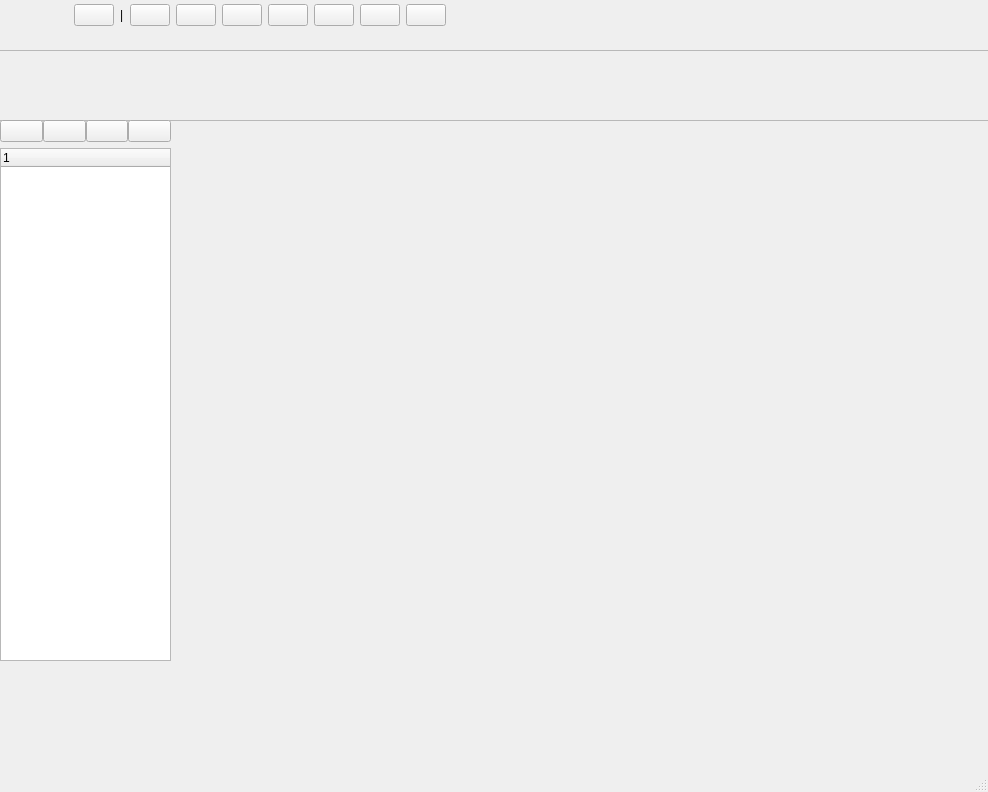
Above: home/MainWindowHome.ui from jingjing1989/YouYoQt before the change. Below: the same form after it.
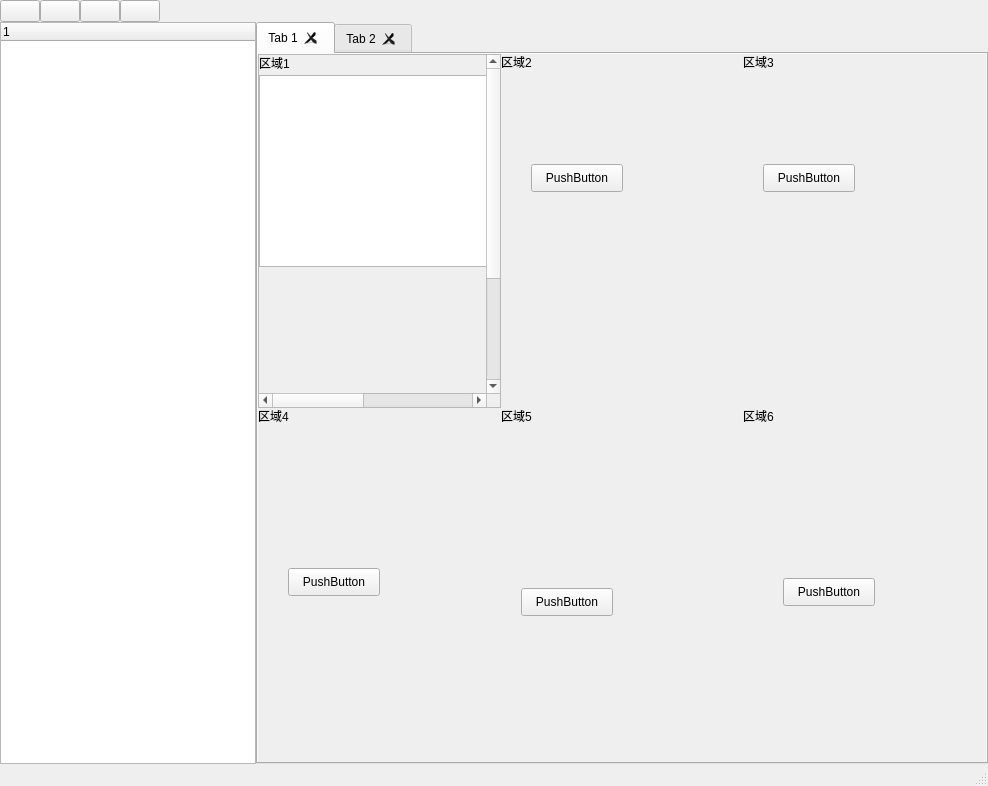
That is the form after the change. Custom widgets are drawn as their Qt base class.

Diff of the .ui file:
```diff
--- a/home/MainWindowHome.ui
+++ b/home/MainWindowHome.ui
@@ -7,67 +7,42 @@
     <x>0</x>
     <y>0</y>
     <width>988</width>
-    <height>792</height>
+    <height>786</height>
    </rect>
   </property>
   <property name="windowTitle">
    <string>MainWindow</string>
   </property>
   <widget class="QWidget" name="centralwidget">
-   <widget class="QFrame" name="topBar">
-    <property name="geometry">
-     <rect>
-      <x>-2</x>
-      <y>50</y>
-      <width>991</width>
-      <height>71</height>
-     </rect>
+   <layout class="QGridLayout" name="gridLayout">
+    <property name="leftMargin">
+     <number>0</number>
     </property>
-    <property name="sizePolicy">
-     <sizepolicy hsizetype="Expanding" vsizetype="Preferred">
-      <horstretch>0</horstretch>
-      <verstretch>0</verstretch>
-     </sizepolicy>
+    <property name="topMargin">
+     <number>0</number>
     </property>
-    <property name="font">
-     <font>
-      <family>Agency FB</family>
-     </font>
+    <property name="rightMargin">
+     <number>0</number>
     </property>
-    <property name="frameShape">
-     <enum>QFrame::StyledPanel</enum>
+    <property name="bottomMargin">
+     <number>0</number>
     </property>
-    <property name="frameShadow">
-     <enum>QFrame::Raised</enum>
+    <property name="spacing">
+     <number>0</number>
     </property>
+    <item row="0" column="0">
     <layout class="QHBoxLayout" name="horizontalLayout_2">
-     <item>
-      <widget class="MyTitleBar" name="widget" native="true">
-       <property name="sizePolicy">
-        <sizepolicy hsizetype="Expanding" vsizetype="Preferred">
-         <horstretch>0</horstretch>
-         <verstretch>0</verstretch>
-        </sizepolicy>
-       </property>
-      </widget>
-     </item>
-    </layout>
-   </widget>
-   <widget class="QWidget" name="verticalLayoutWidget">
-    <property name="geometry">
-     <rect>
-      <x>0</x>
-      <y>120</y>
-      <width>171</width>
-      <height>541</height>
-     </rect>
-    </property>
-    <layout class="QVBoxLayout" name="verticalLayout">
+      <property name="spacing">
+       <number>0</number>
+      </property>
      <item>
       <layout class="QHBoxLayout" name="horizontalLayout_lefttop">
        <property name="spacing">
         <number>0</number>
        </property>
+        <property name="sizeConstraint">
+         <enum>QLayout::SetDefaultConstraint</enum>
+        </property>
        <item>
         <widget class="QPushButton" name="shrinkButton">
          <property name="text">
@@ -117,7 +92,30 @@
       </layout>
      </item>
      <item>
+       <widget class="MyTitleBar" name="widget" native="true">
+        <property name="sizePolicy">
+         <sizepolicy hsizetype="Expanding" vsizetype="Preferred">
+          <horstretch>0</horstretch>
+          <verstretch>0</verstretch>
+         </sizepolicy>
+        </property>
+       </widget>
+      </item>
+     </layout>
+    </item>
+    <item row="1" column="0">
+     <layout class="QHBoxLayout" name="horizontalLayout">
+      <property name="spacing">
+       <number>0</number>
+      </property>
+      <item>
       <widget class="MyLeftBar" name="treeWidgetLeft">
+        <property name="sizePolicy">
+         <sizepolicy hsizetype="Preferred" vsizetype="Preferred">
+          <horstretch>0</horstretch>
+          <verstretch>0</verstretch>
+         </sizepolicy>
+        </property>
        <column>
         <property name="text">
          <string notr="true">1</string>
@@ -125,103 +123,257 @@
        </column>
       </widget>
      </item>
-    </layout>
-   </widget>
-   <widget class="QWidget" name="layoutWidget">
+      <item>
+       <widget class="QTabWidget" name="tabWidget">
+        <property name="currentIndex">
+         <number>0</number>
+        </property>
+        <property name="tabsClosable">
+         <bool>true</bool>
+        </property>
+        <widget class="QWidget" name="tab">
+         <property name="sizePolicy">
+          <sizepolicy hsizetype="Expanding" vsizetype="Expanding">
+           <horstretch>0</horstretch>
+           <verstretch>0</verstretch>
+          </sizepolicy>
+         </property>
+         <property name="autoFillBackground">
+          <bool>true</bool>
+         </property>
+         <attribute name="title">
+          <string>Tab 1</string>
+         </attribute>
+         <layout class="QGridLayout" name="gridLayout_2">
+          <property name="leftMargin">
+           <number>0</number>
+          </property>
+          <property name="topMargin">
+           <number>0</number>
+          </property>
+          <property name="rightMargin">
+           <number>0</number>
+          </property>
+          <property name="bottomMargin">
+           <number>0</number>
+          </property>
+          <property name="spacing">
+           <number>0</number>
+          </property>
+          <item row="0" column="0">
+           <widget class="QScrollArea" name="scrollArea">
+            <property name="sizePolicy">
+             <sizepolicy hsizetype="Ignored" vsizetype="Ignored">
+              <horstretch>0</horstretch>
+              <verstretch>0</verstretch>
+             </sizepolicy>
+            </property>
+            <property name="widgetResizable">
+             <bool>true</bool>
+            </property>
+            <widget class="QWidget" name="scrollAreaWidgetContents">
     <property name="geometry">
      <rect>
       <x>0</x>
       <y>0</y>
-      <width>446</width>
-      <height>30</height>
-     </rect>
-    </property>
-    <layout class="QHBoxLayout" name="horizontalLayout">
-     <item>
-      <widget class="QLabel" name="logo">
-       <property name="text">
-        <string/>
-       </property>
-      </widget>
-     </item>
-     <item>
-      <spacer name="horizontalSpacer">
-       <property name="orientation">
-        <enum>Qt::Horizontal</enum>
-       </property>
-       <property name="sizeHint" stdset="0">
+               <width>500</width>
+               <height>500</height>
+              </rect>
+             </property>
+             <property name="minimumSize">
         <size>
-         <width>40</width>
-         <height>20</height>
-        </size>
-       </property>
-      </spacer>
-     </item>
-     <item>
-      <widget class="QPushButton" name="selectPluginBtn">
-       <property name="text">
-        <string/>
-       </property>
-      </widget>
-     </item>
-     <item>
+               <width>500</width>
+               <height>500</height>
+              </size>
+             </property>
+             <widget class="QTableWidget" name="tableWidget">
+              <property name="geometry">
+               <rect>
+                <x>0</x>
+                <y>20</y>
+                <width>450</width>
+                <height>192</height>
+               </rect>
+              </property>
+             </widget>
       <widget class="QLabel" name="label">
+              <property name="geometry">
+               <rect>
+                <x>0</x>
+                <y>0</y>
+                <width>72</width>
+                <height>15</height>
+               </rect>
+              </property>
        <property name="text">
-        <string>|</string>
-       </property>
-      </widget>
-     </item>
-     <item>
-      <widget class="QPushButton" name="cloudBtn">
+               <string>区域1</string>
+              </property>
+             </widget>
+            </widget>
+           </widget>
+          </item>
+          <item row="0" column="2">
+           <widget class="QWidget" name="widget_3" native="true">
+            <widget class="QPushButton" name="pushButton_2">
+             <property name="geometry">
+              <rect>
+               <x>20</x>
+               <y>110</y>
+               <width>92</width>
+               <height>28</height>
+              </rect>
+             </property>
        <property name="text">
-        <string/>
-       </property>
-      </widget>
-     </item>
-     <item>
-      <widget class="QPushButton" name="skinBtn">
+              <string>PushButton</string>
+             </property>
+            </widget>
+            <widget class="QLabel" name="label_3">
+             <property name="geometry">
+              <rect>
+               <x>0</x>
+               <y>0</y>
+               <width>72</width>
+               <height>15</height>
+              </rect>
+             </property>
        <property name="text">
-        <string/>
-       </property>
-      </widget>
-     </item>
-     <item>
-      <widget class="QPushButton" name="cfgBtn">
+              <string>区域3</string>
+             </property>
+            </widget>
+           </widget>
+          </item>
+          <item row="0" column="1">
+           <widget class="QWidget" name="widget_2" native="true">
+            <widget class="QPushButton" name="pushButton">
+             <property name="geometry">
+              <rect>
+               <x>30</x>
+               <y>110</y>
+               <width>92</width>
+               <height>28</height>
+              </rect>
+             </property>
        <property name="text">
-        <string/>
-       </property>
-      </widget>
-     </item>
-     <item>
-      <widget class="QPushButton" name="sizeBtn">
+              <string>PushButton</string>
+             </property>
+            </widget>
+            <widget class="QLabel" name="label_2">
+             <property name="geometry">
+              <rect>
+               <x>0</x>
+               <y>0</y>
+               <width>72</width>
+               <height>15</height>
+              </rect>
+             </property>
        <property name="text">
-        <string/>
-       </property>
-      </widget>
-     </item>
-     <item>
-      <widget class="QPushButton" name="minimizeBtn">
+              <string>区域2</string>
+             </property>
+            </widget>
+           </widget>
+          </item>
+          <item row="1" column="0">
+           <widget class="QWidget" name="widget_4" native="true">
+            <widget class="QPushButton" name="pushButton_3">
+             <property name="geometry">
+              <rect>
+               <x>30</x>
+               <y>160</y>
+               <width>92</width>
+               <height>28</height>
+              </rect>
+             </property>
        <property name="text">
-        <string/>
-       </property>
-      </widget>
-     </item>
-     <item>
-      <widget class="QPushButton" name="maxBtn">
+              <string>PushButton</string>
+             </property>
+            </widget>
+            <widget class="QLabel" name="label_4">
+             <property name="geometry">
+              <rect>
+               <x>0</x>
+               <y>0</y>
+               <width>72</width>
+               <height>15</height>
+              </rect>
+             </property>
+             <property name="text">
+              <string>区域4</string>
+             </property>
+            </widget>
+           </widget>
+          </item>
+          <item row="1" column="1">
+           <widget class="QWidget" name="widget_5" native="true">
+            <widget class="QPushButton" name="pushButton_4">
+             <property name="geometry">
+              <rect>
+               <x>20</x>
+               <y>180</y>
+               <width>92</width>
+               <height>28</height>
+              </rect>
+             </property>
        <property name="text">
-        <string/>
-       </property>
-      </widget>
-     </item>
-     <item>
-      <widget class="QPushButton" name="closeBtn">
+              <string>PushButton</string>
+             </property>
+            </widget>
+            <widget class="QLabel" name="label_5">
+             <property name="geometry">
+              <rect>
+               <x>0</x>
+               <y>0</y>
+               <width>72</width>
+               <height>15</height>
+              </rect>
+             </property>
+             <property name="text">
+              <string>区域5</string>
+             </property>
+            </widget>
+           </widget>
+          </item>
+          <item row="1" column="2">
+           <widget class="QWidget" name="widget_6" native="true">
+            <widget class="QPushButton" name="pushButton_5">
+             <property name="geometry">
+              <rect>
+               <x>40</x>
+               <y>170</y>
+               <width>92</width>
+               <height>28</height>
+              </rect>
+             </property>
        <property name="text">
-        <string/>
-       </property>
-      </widget>
+              <string>PushButton</string>
+             </property>
+            </widget>
+            <widget class="QLabel" name="label_6">
+             <property name="geometry">
+              <rect>
+               <x>0</x>
+               <y>0</y>
+               <width>72</width>
+               <height>15</height>
+              </rect>
+             </property>
+             <property name="text">
+              <string>区域6</string>
+             </property>
+            </widget>
+           </widget>
      </item>
     </layout>
    </widget>
+        <widget class="QWidget" name="tab_2">
+         <attribute name="title">
+          <string>Tab 2</string>
+         </attribute>
+        </widget>
+       </widget>
+      </item>
+     </layout>
+    </item>
+   </layout>
   </widget>
   <widget class="QStatusBar" name="statusbar"/>
  </widget>
```
Lines whose indentation alone changed are shown as unchanged.
